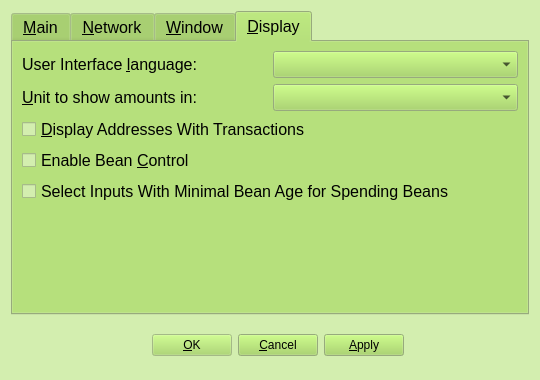
Qt form src/qt/forms/optionsdialog.ui (teambean/BeanCash) before a commit.
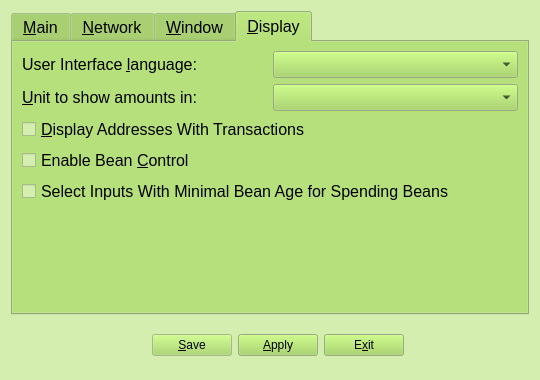
The same form after that commit. The open tabs and pages were chosen to show the change. Icons and pictures are not drawn. Custom widgets are drawn as their Qt base class.

```diff
--- a/src/qt/forms/optionsdialog.ui
+++ b/src/qt/forms/optionsdialog.ui
@@ -758,32 +758,11 @@
         </font>
        </property>
        <property name="text">
-        <string>&amp;OK</string>
-       </property>
-       <property name="icon">
-        <iconset>
-         <normaloff>:/icons/receiving_addresses</normaloff>:/icons/receiving_addresses</iconset>
-       </property>
-      </widget>
-     </item>
-     <item>
-      <widget class="QPushButton" name="cancelButton">
-       <property name="font">
-        <font>
-         <family>Sans Serif</family>
-         <pointsize>9</pointsize>
-         <italic>false</italic>
-        </font>
-       </property>
-       <property name="text">
-        <string>&amp;Cancel</string>
+        <string>&amp;Save</string>
        </property>
        <property name="icon">
         <iconset resource="../beancash.qrc">
-         <normaloff>:/icons/quit</normaloff>:/icons/quit</iconset>
-       </property>
-       <property name="autoDefault">
-        <bool>false</bool>
+         <normaloff>:/icons/filesave</normaloff>:/icons/filesave</iconset>
        </property>
       </widget>
      </item>
@@ -808,6 +787,27 @@
        </property>
       </widget>
      </item>
+     <item>
+      <widget class="QPushButton" name="cancelButton">
+       <property name="font">
+        <font>
+         <family>Sans Serif</family>
+         <pointsize>9</pointsize>
+         <italic>false</italic>
+        </font>
+       </property>
+       <property name="text">
+        <string>E&amp;xit</string>
+       </property>
+       <property name="icon">
+        <iconset resource="../beancash.qrc">
+         <normaloff>:/icons/quit</normaloff>:/icons/quit</iconset>
+       </property>
+       <property name="autoDefault">
+        <bool>false</bool>
+       </property>
+      </widget>
+     </item>
      <item>
       <spacer name="horizontalSpacer_2">
        <property name="orientation">
```
Left out of the diff: 2 changed lines with no effect on the pictures.
